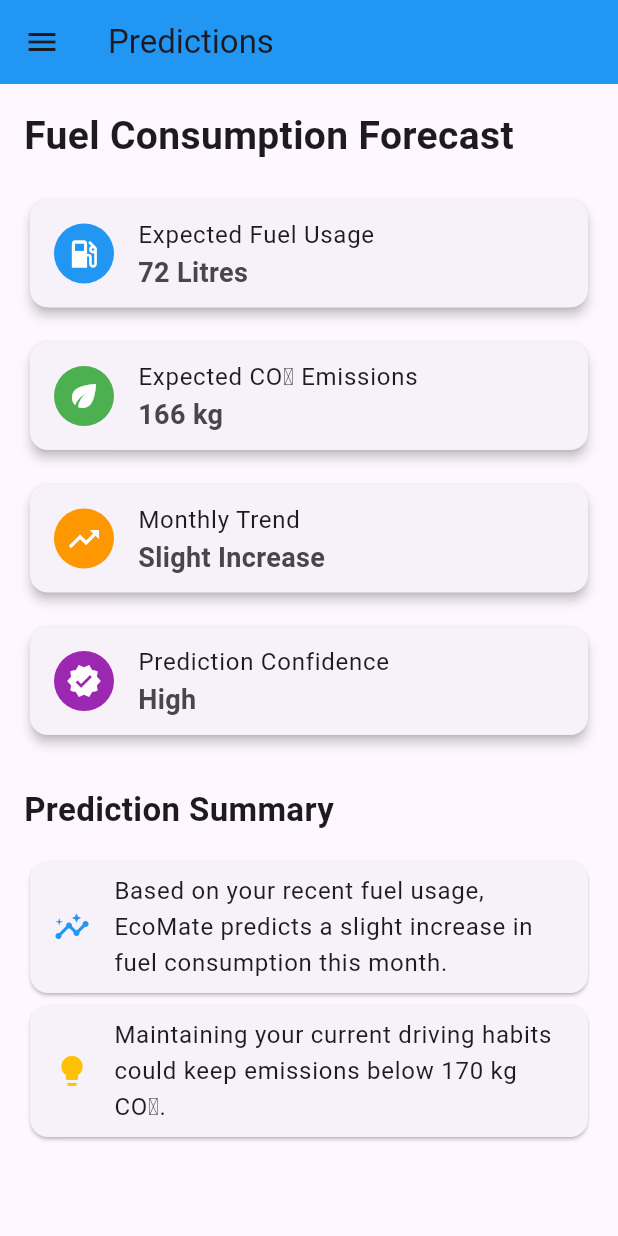
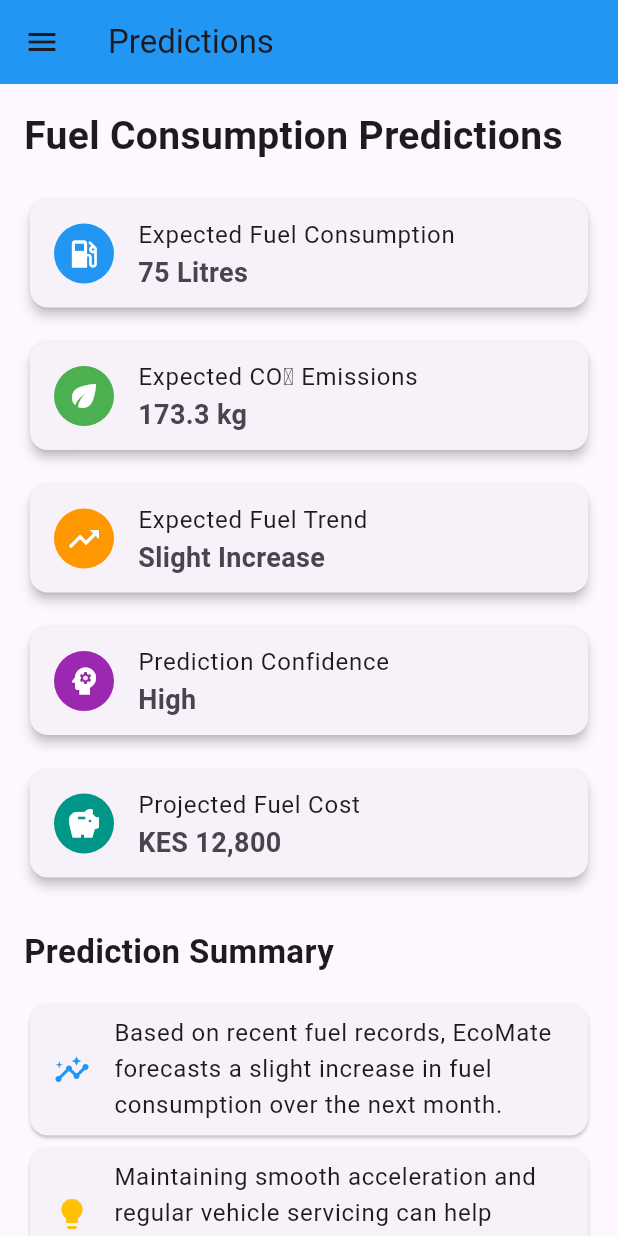
Before and after one commit to Delfine254/EcoMate-Fuel-Emission-Tracker, a Flutter app: the screen it shows after launch, in the side drawer, after a tap on "Predictions", on a phone screen of 412 x 824 dp. Run offline on Flutter 3.47's test engine with Material 3 defaults, Android fonts, the phone set to English and light mode, and no system bars; our stand-ins replace sqflite, sqflite_common_ffi; accounts and stored records are empty.

Commit message:
Refine predictions dashboard

```diff
--- a/lib/screens/predictions/predictions_screen.dart
+++ b/lib/screens/predictions/predictions_screen.dart
@@ -11,19 +11,15 @@ class PredictionsScreen extends StatelessWidget {
         title: const Text('Predictions'),
         backgroundColor: Colors.blue,
       ),
-
       drawer: const CustomDrawer(),
-
       body: SingleChildScrollView(
         padding: const EdgeInsets.all(16),
-
         child: Column(
           crossAxisAlignment: CrossAxisAlignment.start,
-
           children: [
 
             const Text(
-              'Fuel Consumption Forecast',
+              'Fuel Consumption Predictions',
               style: TextStyle(
                 fontSize: 26,
                 fontWeight: FontWeight.bold,
@@ -35,8 +31,8 @@ class PredictionsScreen extends StatelessWidget {
             _buildPredictionCard(
               Icons.local_gas_station,
               Colors.blue,
-              'Expected Fuel Usage',
-              '72 Litres',
+              'Expected Fuel Consumption',
+              '75 Litres',
             ),
 
             const SizedBox(height: 15),
@@ -45,7 +41,7 @@ class PredictionsScreen extends StatelessWidget {
               Icons.eco,
               Colors.green,
               'Expected CO₂ Emissions',
-              '166 kg',
+              '173.3 kg',
             ),
 
             const SizedBox(height: 15),
@@ -53,17 +49,26 @@ class PredictionsScreen extends StatelessWidget {
             _buildPredictionCard(
               Icons.trending_up,
               Colors.orange,
-              'Monthly Trend',
+              'Expected Fuel Trend',
               'Slight Increase',
             ),
 
             const SizedBox(height: 15),
 
             _buildPredictionCard(
-              Icons.verified,
+              Icons.psychology,
               Colors.purple,
               'Prediction Confidence',
               'High',
+            ),
+
+            const SizedBox(height: 15),
+
+            _buildPredictionCard(
+              Icons.savings,
+              Colors.teal,
+              'Projected Fuel Cost',
+              'KES 12,800',
             ),
 
             const SizedBox(height: 30),
@@ -84,9 +89,8 @@ class PredictionsScreen extends StatelessWidget {
                   Icons.insights,
                   color: Colors.blue,
                 ),
-
                 title: Text(
-                  'Based on your recent fuel usage, EcoMate predicts a slight increase in fuel consumption this month.',
+                  'Based on recent fuel records, EcoMate forecasts a slight increase in fuel consumption over the next month.',
                 ),
               ),
             ),
@@ -97,9 +101,20 @@ class PredictionsScreen extends StatelessWidget {
                   Icons.lightbulb,
                   color: Colors.amber,
                 ),
+                title: Text(
+                  'Maintaining smooth acceleration and regular vehicle servicing can help reduce future fuel consumption.',
+                ),
+              ),
+            ),
 
+            Card(
+              child: ListTile(
+                leading: Icon(
+                  Icons.eco,
+                  color: Colors.green,
+                ),
                 title: Text(
-                  'Maintaining your current driving habits could keep emissions below 170 kg CO₂.',
+                  'Projected carbon emissions are expected to remain within an acceptable environmental range.',
                 ),
               ),
             ),
@@ -118,19 +133,15 @@ class PredictionsScreen extends StatelessWidget {
   ) {
     return Card(
       elevation: 3,
-
       child: ListTile(
         leading: CircleAvatar(
           backgroundColor: color,
-
           child: Icon(
             icon,
             color: Colors.white,
           ),
         ),
-
         title: Text(title),
-
         subtitle: Text(
           value,
           style: const TextStyle(
```
